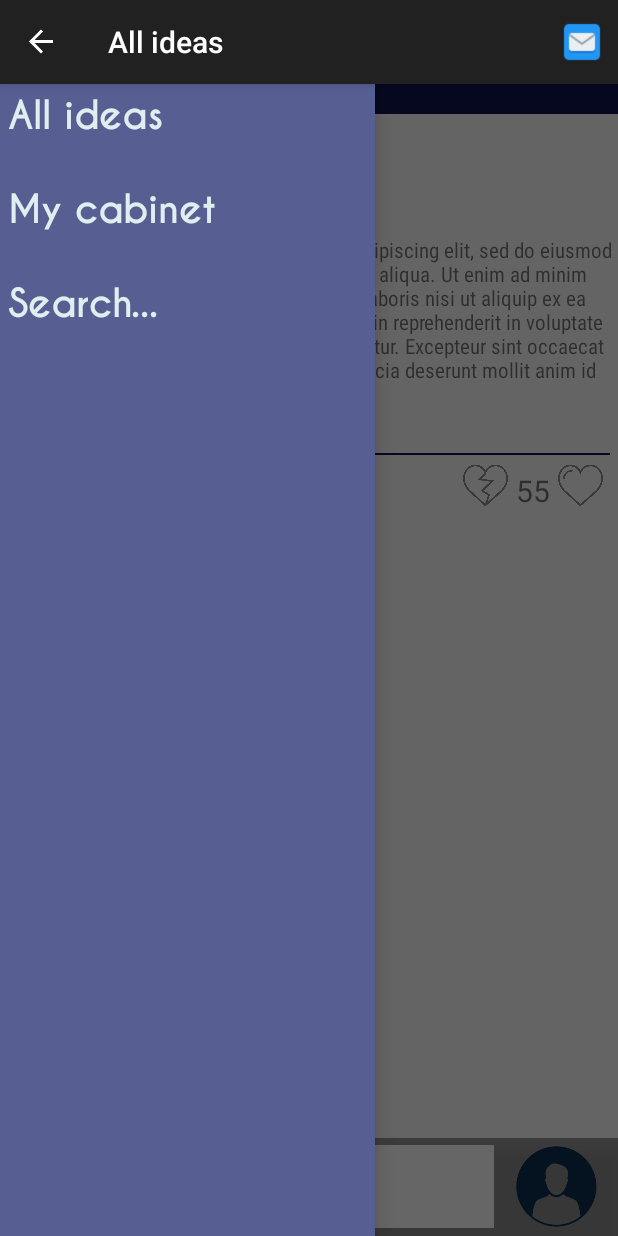
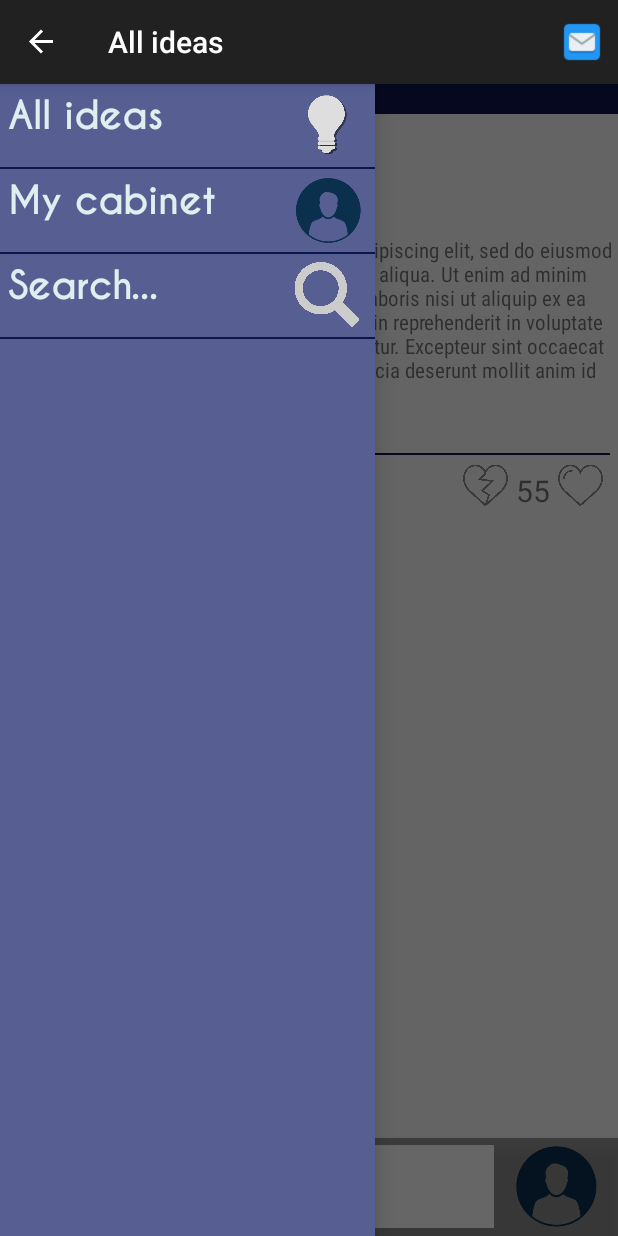
Before and after one commit to EStotskaya/Idee, an Android app: the AppActivity screen opened directly, with no data from a screen before it, with the side drawer open, on a phone screen of 412 x 824 dp. Run offline under Robolectric (Android 15) with nearby library versions, the phone set to English and light mode, and no system bars; our stand-ins replace ButterKnife; libraries missing offline, so code that uses them is left out: com.nostra13.universalimageloader; Roboto replaces fonts that are not available here; 2 statements that could not run were skipped.

Commit message:
added pics in drawer + regex to check login

```diff
--- a/android/app/src/main/java/com/code_and_fix/idee/AppActivity.java
+++ b/android/app/src/main/java/com/code_and_fix/idee/AppActivity.java
@@ -63,6 +63,7 @@ public class AppActivity extends AppCompatActivity {
 
     SharedPreferences spref;
     ArrayList<String> titles;
+    int[] imagesArr = new int[]{R.drawable.main_icon, R.drawable.profile_pictures, R.drawable.search};
 
     @OnItemClick(R.id.drawer) public void selectCategory(AdapterView<?> adapter, View view, int position, long id )
     {
@@ -91,7 +92,7 @@ public class AppActivity extends AppCompatActivity {
         super.onCreate(savedInstanceState);
         setContentView(R.layout.activity_app);
         ButterKnife.bind(this);
-        drawerList.setAdapter(new DrawerAdapter(this, R.layout.drawer_item, getResources().getStringArray(R.array.categories)));
+        drawerList.setAdapter(new DrawerAdapter(this, R.layout.drawer_item, getResources().getStringArray(R.array.categories), imagesArr));
 
         if (savedInstanceState == null)
         {
--- a/android/app/src/main/java/com/code_and_fix/idee/DrawerAdapter.java
+++ b/android/app/src/main/java/com/code_and_fix/idee/DrawerAdapter.java
@@ -5,6 +5,7 @@ import android.view.LayoutInflater;
 import android.view.View;
 import android.view.ViewGroup;
 import android.widget.ArrayAdapter;
+import android.widget.ImageView;
 import android.widget.TextView;
 
 import java.util.List;
@@ -20,14 +21,16 @@ public class DrawerAdapter extends ArrayAdapter<String> {
     private Context _context;
     private int _resource;
     public String[] _list;
+    public int[] _images;
 
 
-    public DrawerAdapter(Context context, int resource, String[] list)
+    public DrawerAdapter(Context context, int resource, String[] list, int[] images)
     {
         super(context, resource, list);
         _context = context;
         _resource = resource;
         _list = list;
+        _images = images;
     }
 
     @Override
@@ -45,6 +48,7 @@ public class DrawerAdapter extends ArrayAdapter<String> {
     public class CellHolder
     {
         @Bind(R.id.textView) TextView text;
+        @Bind(R.id.imageView) ImageView image;
         CellHolder(View v) {ButterKnife.bind(this, v);}
     }
 
@@ -69,6 +73,7 @@ public class DrawerAdapter extends ArrayAdapter<String> {
         cell.text.setTextSize(25);
         cell.text.setText(_list[position]);
         cell.text.setTypeface(fonts.caviarBold());
+        cell.image.setImageResource(_images[position]);
 
         return convertView;
     }
--- a/android/app/src/main/java/com/code_and_fix/idee/Registration.java
+++ b/android/app/src/main/java/com/code_and_fix/idee/Registration.java
@@ -17,6 +17,8 @@ import android.widget.EditText;
 import android.widget.TextView;
 import android.widget.Toast;
 
+import java.util.regex.Pattern;
+
 import butterknife.Bind;
 import butterknife.ButterKnife;
 import butterknife.OnClick;
@@ -32,6 +34,7 @@ public class Registration extends AppCompatActivity {
     @Bind(R.id.passText) TextView passText;
     SharedPreferences sp;
     Fonts fonts;
+    Pattern p = Pattern.compile("^[a-zA-Z0-9]{3,11}$");
 
     @OnClick(R.id.backButt) public void back(Button butt)
     {
@@ -132,12 +135,12 @@ public class Registration extends AppCompatActivity {
     }
 
 
-    //better add regEx
+
     String check()
     {
         String mess = "";
 
-        if(!((login.getText().toString() != null)&&(login.getText().toString().length()>3)&&(login.getText().toString().length()<11)))
+        if(!((login.getText().toString() != null)&&(p.matcher(login.getText().toString()).matches())))
             mess += "Invalid login\n";
 
         if(!((pass.getText().toString()!=null)&&(pass.getText().toString().length()>3)&&(pass.getText().toString().length()<11)))
--- a/android/app/src/main/res/layout/activity_app.xml
+++ b/android/app/src/main/res/layout/activity_app.xml
@@ -73,8 +73,8 @@
         android:id="@+id/drawer"
         android:layout_gravity="start"
         android:choiceMode="singleChoice"
-        android:divider="@android:color/transparent"
-        android:dividerHeight="20dp"
+        android:divider="@color/BACK"
+        android:dividerHeight="1dp"
         android:background="@color/LIST"
         android:layout_width="250dp"
         android:layout_height="match_parent"
--- a/android/app/src/main/res/layout/drawer_item.xml
+++ b/android/app/src/main/res/layout/drawer_item.xml
@@ -1,15 +1,28 @@
 <?xml version="1.0" encoding="utf-8"?>
 <LinearLayout xmlns:android="http://schemas.android.com/apk/res/android"
-    android:orientation="vertical" android:layout_width="match_parent"
-    android:layout_height="match_parent">
+    android:orientation="horizontal" android:layout_width="match_parent"
+    android:layout_height="match_parent"
+    android:layout_marginTop="10dp"
+    android:layout_marginBottom="10dp">
 
     <TextView
-        android:layout_width="wrap_content"
-        android:layout_height="wrap_content"
+        android:layout_width="0dp"
+        android:layout_height="55dp"
+        android:layout_weight="3"
         android:fontFamily="sans-serif-medium"
 
         android:padding="5dp"
         android:id="@+id/textView"
         />
 
+    <ImageView
+        android:layout_width="0dp"
+        android:layout_height="55dp"
+        android:layout_weight="1"
+        android:fontFamily="sans-serif-medium"
+        android:scaleType="fitCenter"
+        android:padding="5dp"
+        android:id="@+id/imageView"
+        />
+
 </LinearLayout>
--- a/android/app/src/main/res/layout/fragment_new_idea.xml
+++ b/android/app/src/main/res/layout/fragment_new_idea.xml
@@ -96,7 +96,7 @@
             android:layout_alignParentBottom="true"
             android:layout_centerHorizontal="true"
             android:fontFamily="&quot;sans-serif-condensed&quot;"
-            android:textColor="@color/BACK"
+            android:textColor="@color/DARKRED"
             android:textColorHighlight="@color/LIST"
             android:textSize="25sp"
             android:background="@android:color/transparent" />
--- a/android/app/src/main/res/layout/fragment_search.xml
+++ b/android/app/src/main/res/layout/fragment_search.xml
@@ -33,7 +33,7 @@
             android:id="@+id/startSearch"
             android:layout_below="@+id/searchTag"
             android:textSize="25sp"
-            android:textColor="@color/LIST"
+            android:textColor="@color/DARKRED"
             android:fontFamily="sans-serif-condensed"
             android:layout_marginTop="15dp"
 
```
Also changed, not shown: android/app/src/main/res/drawable/search.png (added), 1 other file.
